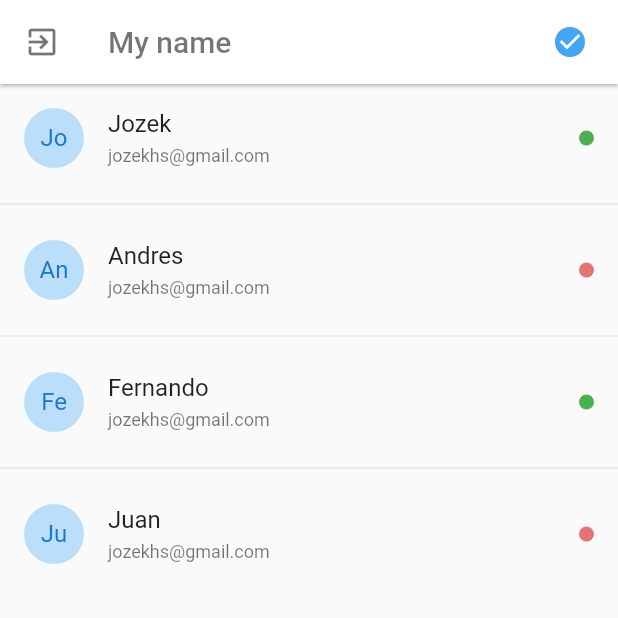
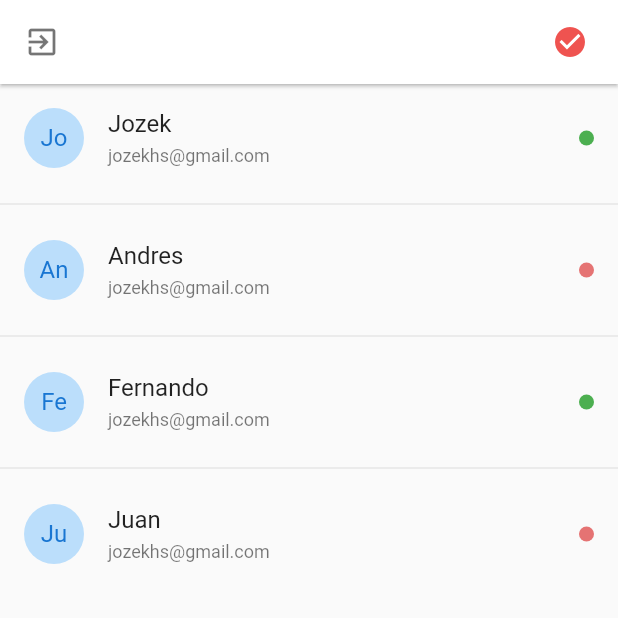
Before and after one commit to HajdukSanchez/chat, a Flutter app: the UsersPage screen opened by its route, on a phone screen of 412 x 824 dp, the top half of it. Run offline on Flutter 3.47's test engine with Material 2 defaults, Android fonts, the phone set to English and light mode, and no system bars; drawn by our look-alikes of pull_to_refresh; our stand-ins replace flutter_secure_storage; accounts and stored records are empty; network calls fail.

```diff
--- a/lib/pages/users_page.dart
+++ b/lib/pages/users_page.dart
@@ -1,4 +1,7 @@
+import 'package:chat/enums/routes.enum.dart';
+import 'package:chat/services/auth_services.dart';
 import 'package:flutter/material.dart';
+import 'package:provider/provider.dart';
 import 'package:pull_to_refresh/pull_to_refresh.dart';
 
 import 'package:chat/models/user.dart';
@@ -39,17 +42,26 @@ class _UsersPageState extends State<UsersPage> {
 
   @override
   Widget build(BuildContext context) {
+    final authService = Provider.of<AuthService>(context);
+    final user = authService.user;
+
+    onLogOut() {
+      AuthService.deleteToken();
+      Navigator.pushReplacementNamed(context, routes.login.name);
+    }
+
     return Scaffold(
         appBar: AppBar(
-          title: const Text(
-            "My name",
-            style: TextStyle(color: Colors.black54),
+          centerTitle: true,
+          title: Text(
+            user != null ? user.name : "",
+            style: const TextStyle(color: Colors.black54),
           ),
           elevation: 1,
           backgroundColor: Colors.white,
           // For example we can add an icon to close session
           leading: IconButton(
-              onPressed: () {},
+              onPressed: onLogOut,
               icon: const Icon(
                 Icons.exit_to_app,
                 color: Colors.black54,
@@ -59,7 +71,7 @@ class _UsersPageState extends State<UsersPage> {
               margin: const EdgeInsets.only(right: 20),
               child: Icon(
                 Icons.check_circle,
-                color: Colors.blue[400],
+                color: user!.online ? Colors.blue[400] : Colors.red[400],
               ),
             )
           ],
```
